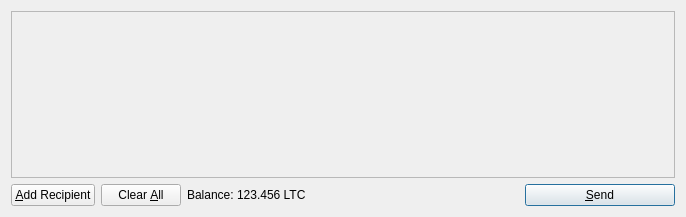
The window that src/qt/forms/sendcoinsdialog.ui (G2C/G2C) describes before a commit, drawn with Qt 5.
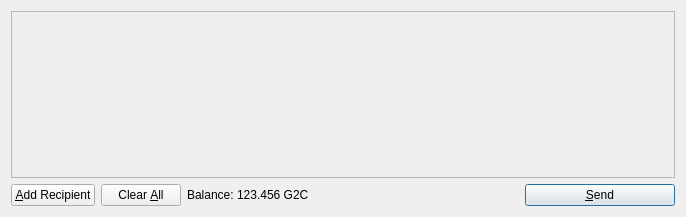
The same window after the commit. Icons and pictures are not drawn.

Commit message: Currency prefix

What changed in the file:
```diff
--- a/src/qt/forms/sendcoinsdialog.ui
+++ b/src/qt/forms/sendcoinsdialog.ui
@@ -119,7 +119,7 @@
           <cursorShape>IBeamCursor</cursorShape>
          </property>
          <property name="text">
-          <string>123.456 LTC</string>
+          <string>123.456 G2C</string>
          </property>
          <property name="textInteractionFlags">
           <set>Qt::LinksAccessibleByMouse|Qt::TextSelectableByKeyboard|Qt::TextSelectableByMouse</set>
```
